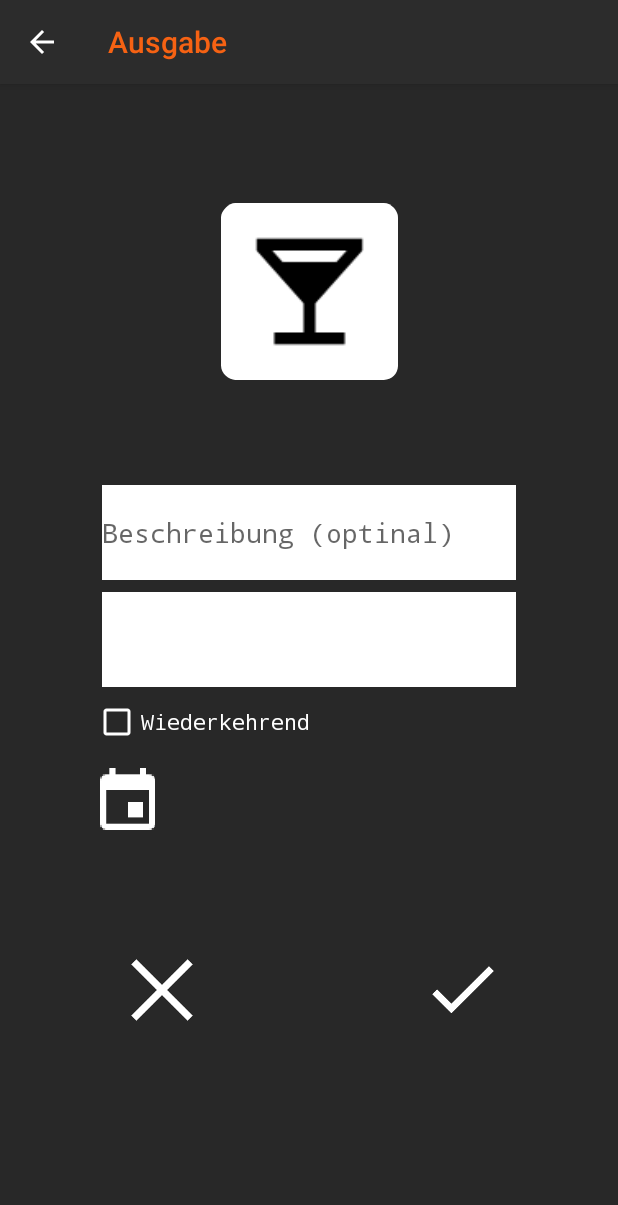
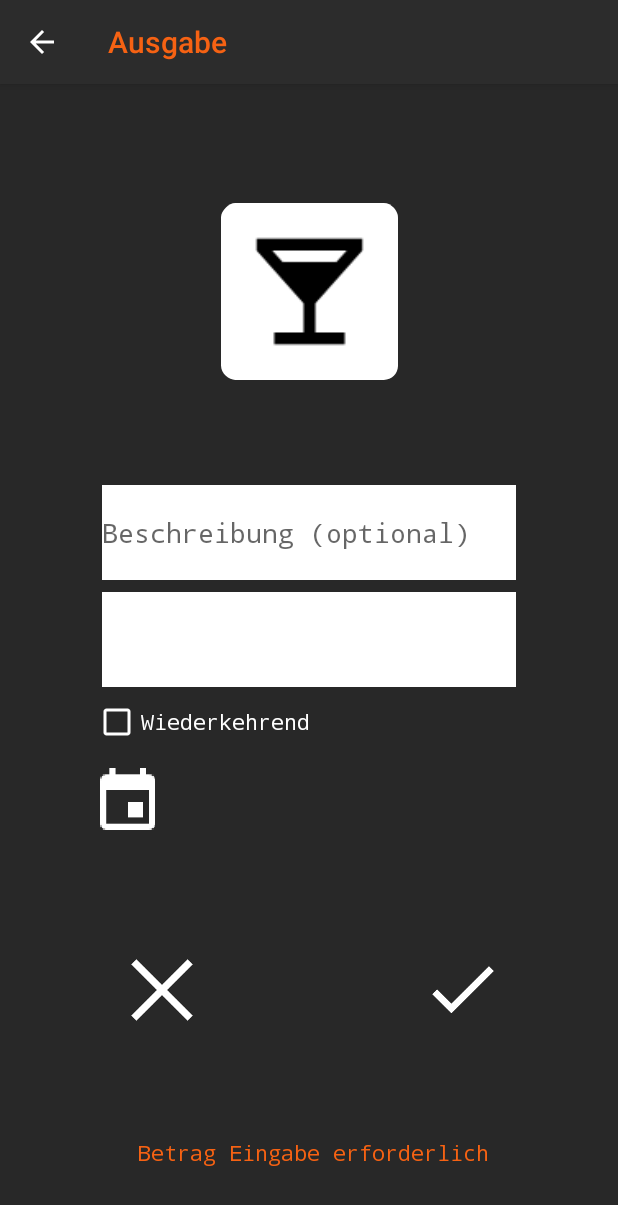
Before and after one commit to mastalier1997/Software-Engineering-PR, an Android app: the new_expense screen opened directly, with no data from a screen before it, on a phone screen of 412 x 824 dp. Shown: the top 1205 px of the screen. Run offline under Robolectric (Android 15) with nearby library versions, the phone set to English and light mode, and no system bars.

Commit message:
Verschiede Bugfixes siehe GitHub-Issues

```diff
--- a/app/src/main/java/addNew/new_expense.java
+++ b/app/src/main/java/addNew/new_expense.java
@@ -3,9 +3,14 @@ package addNew;
 import android.app.DatePickerDialog;
 import android.content.Intent;
 import android.content.pm.ActivityInfo;
+import android.graphics.Color;
+import android.graphics.PorterDuff;
 import android.os.Bundle;
 import android.support.v7.app.AppCompatActivity;
+import android.text.Editable;
 import android.text.Html;
+import android.text.TextUtils;
+import android.text.TextWatcher;
 import android.view.MenuItem;
 import android.view.View;
 import android.widget.CheckBox;
@@ -14,11 +19,13 @@ import android.widget.EditText;
 import android.widget.ImageButton;
 import android.widget.ImageView;
 import android.widget.TextView;
+import android.widget.Toast;
 
 import com.example.finanzmanager.R;
 import com.example.finanzmanager.activity_classes.MainActivity;
 
 import java.util.Calendar;
+import java.util.Date;
 
 public class new_expense extends AppCompatActivity {
 
@@ -31,7 +38,7 @@ public class new_expense extends AppCompatActivity {
 
     Calendar calendar = Calendar.getInstance();
     int day = calendar.get(Calendar.DAY_OF_MONTH);
-    int month = calendar.get(Calendar.MONTH);
+    int month = calendar.get(Calendar.MONTH)+1;
     int year = calendar.get(Calendar.YEAR);
 
     // Speicherung der eigenen Kategorie
@@ -126,7 +133,7 @@ public class new_expense extends AppCompatActivity {
                 datePickerDialog = new DatePickerDialog(new_expense.this, new DatePickerDialog.OnDateSetListener() {
                     @Override
                     public void onDateSet(DatePicker datePicker, int mYear, int mMonth, int mDay) {
-                        textView.setText(mDay +"."+(mMonth+1)+"."+mYear);
+                        textView.setText(mDay +"."+(mMonth)+"."+mYear);
                         day = mDay;
                         month = mMonth+1;
                         year = mYear;
@@ -141,14 +148,39 @@ public class new_expense extends AppCompatActivity {
         getSupportActionBar().setTitle(Html.fromHtml("<font color='#F66213'>Ausgabe </font>"));
 
 
+        ImageButton checkButton = (ImageButton) findViewById(R.id.Button_check_expense);
+        EditText add = (EditText) findViewById(R.id.editText_value_expense);
+        checkButton.setEnabled(false);
 
-        ImageButton checkButton = (ImageButton) findViewById(R.id.Button_check_expense);
+        add.addTextChangedListener(new TextWatcher() {
+            @Override
+            public void beforeTextChanged(CharSequence s, int start, int count, int after) {
+
+            }
+
+            @Override
+            public void onTextChanged(CharSequence s, int start, int before, int count) {
+                if (s.toString().equals("")){
+                    checkButton.setEnabled(false);
+
+                }else {
+                    checkButton.setEnabled(true);
+                }
+            }
+
+            @Override
+            public void afterTextChanged(Editable s) {
+                TextView textView = findViewById(R.id.hinweisBetrag);
+                textView.setVisibility(View.INVISIBLE);
+            }
+        });
+
         checkButton.setOnClickListener(new View.OnClickListener() {
                 @Override
                 public void onClick(View view) {
                     //Betrag abspeichern
-                EditText add = (EditText) findViewById(R.id.editText_value_expense);
                     int addNumber = Integer.parseInt(add.getText().toString());
+
 
                     //kategorie speichern
                     String category = txtView.getText().toString();
@@ -178,6 +210,8 @@ public class new_expense extends AppCompatActivity {
                 }
         });
 
+
+
         ImageButton cancelButton = (ImageButton) findViewById(R.id.Button_cancel_expense);
         cancelButton.setOnClickListener(new View.OnClickListener() {
             @Override
--- a/app/src/main/res/layout/activity_new_expense.xml
+++ b/app/src/main/res/layout/activity_new_expense.xml
@@ -67,7 +67,7 @@
         android:background="#FFFFFF	"
         android:ems="10"
         android:fontFamily="@font/droid"
-        android:hint="Beschreibung (optinal)"
+        android:hint="Beschreibung (optional)"
         android:inputType="textPersonName"
         android:textColor="#F0000000"
         app:layout_constraintBottom_toTopOf="@+id/Button_cancel_expense"
@@ -450,4 +450,21 @@
         app:layout_constraintTop_toTopOf="parent"
         app:srcCompat="@mipmap/plus_icon_round" />
 
+    <TextView
+        android:id="@+id/hinweisBetrag"
+        android:layout_width="wrap_content"
+        android:layout_height="wrap_content"
+        android:layout_marginStart="92dp"
+        android:layout_marginTop="684dp"
+        android:layout_marginEnd="93dp"
+        android:layout_marginBottom="28dp"
+        android:fontFamily="@font/droid"
+        android:text="Betrag Eingabe erforderlich"
+        android:textColor="@color/colorAccent"
+        app:layout_constraintBottom_toBottomOf="parent"
+        app:layout_constraintEnd_toEndOf="parent"
+        app:layout_constraintHorizontal_bias="0.0"
+        app:layout_constraintStart_toStartOf="parent"
+        app:layout_constraintTop_toTopOf="parent" />
+
 </android.support.constraint.ConstraintLayout>
--- a/app/src/main/res/values/colors.xml
+++ b/app/src/main/res/values/colors.xml
@@ -10,4 +10,6 @@
     <color name="grey_100">#F5F5F5</color>
     <color name="grey_300">#E0E0E0</color>
     <color name="grey_500">#9E9E9E</color>
+    <color name="grünEinnahmen">#4CAF50</color>
+    <color name="rotAusgaben">#DC3939</color>
 </resources>
```
Also changed, not shown: app/src/main/java/addNew/new_income.java (+42 -5 lines), app/src/main/java/navigationBar/graph.java (+3 -4 lines), app/src/main/res/layout/activity_graph.xml (+62 -0 lines), app/src/main/res/layout/activity_new_income.xml (+18 -1 lines). Lines whose indentation alone changed are shown as unchanged.
